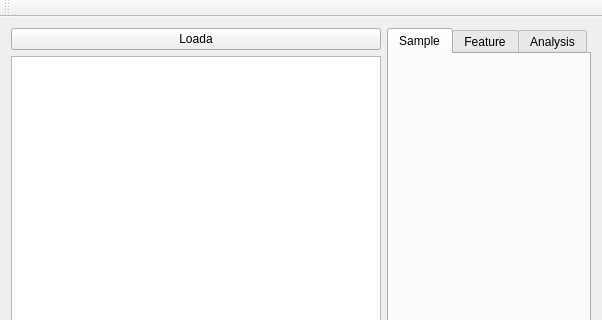
Above: ezcalour_module/ui/CalourGUI.ui from amnona/EZCalour before the change; both pictures show x 0 to 602 and y 0 to 320 of the 602 by 554 pixel window. Below: the same form after it.
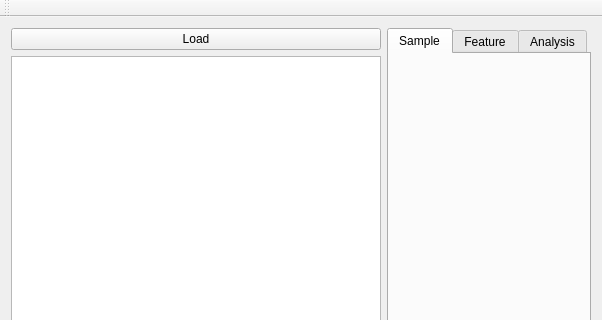
That is the form after the change.

```diff
--- a/ezcalour_module/ui/CalourGUI.ui
+++ b/ezcalour_module/ui/CalourGUI.ui
@@ -28,7 +28,7 @@
         <item>
          <widget class="QPushButton" name="wLoad">
           <property name="text">
-           <string>Loada</string>
+           <string>Load</string>
           </property>
          </widget>
         </item>
```
